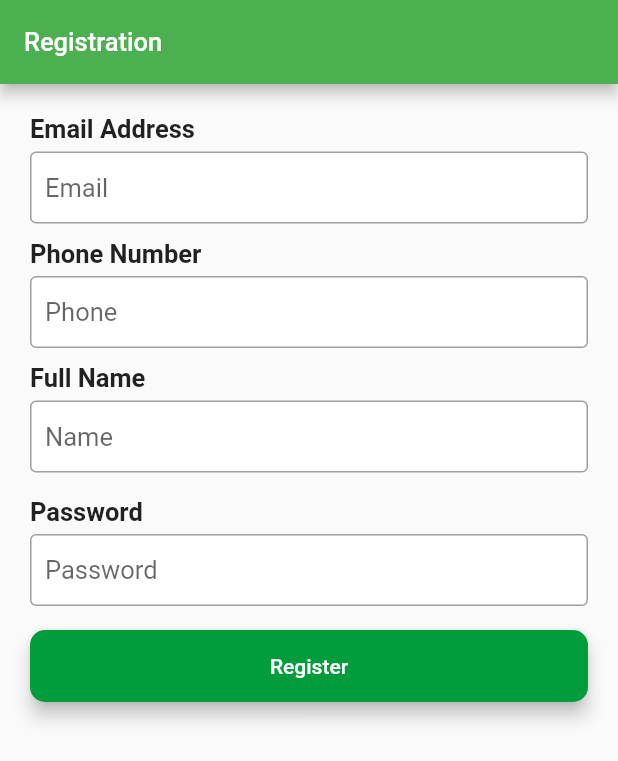
After one commit to cjndubisi/sellit-mobile, a Flutter app: the RegisterForm screen opened directly, on a phone screen of 412 x 824 dp. The commit adds this screen. Shown: the top 761 px of the screen. Run offline on Flutter 3.47's test engine with Material 2 defaults, Android fonts, the light colour scheme and no system bars; our stand-ins replace bloc, equatable, firebase_auth, firebase_core, flutter_bloc, fluttertoast and 4 more; missing offline and left inert: flutter_facebook_login; accounts and stored records are empty.

Commit message:
Feature Register

```diff
--- a/lib/authentication/authentication_bloc/authentication_event.dart
+++ b/lib/authentication/authentication_bloc/authentication_event.dart
@@ -21,3 +21,12 @@ class LoginWithEmailPasswordPressed extends AuthenticationEvent {
   final String email;
   final String password;
 }
+
+class SubmitRegistrationPressed extends AuthenticationEvent {
+  SubmitRegistrationPressed({this.email, this.fullname, this.phonenumber, this.password});
+
+  final String email;
+  final String fullname;
+  final String phonenumber;
+  final String password;
+}
--- a/lib/authentication/authentication_screen.dart
+++ b/lib/authentication/authentication_screen.dart
@@ -1,13 +1,16 @@
 import 'package:flutter/material.dart';
+import 'package:flutter_starterkit_firebase/authentication/register/register_screen.dart';
 import 'package:flutter_starterkit_firebase/core/auth_service.dart';
 
 import 'login/login_screen.dart';
 
 @immutable
 class AuthenticationScreen extends StatelessWidget {
-  const AuthenticationScreen({Key key, @required AuthService service})
-      : assert(service != null),
-        _authService = service,
+  const AuthenticationScreen({
+    Key key,
+    @required AuthService authService,
+  })  : assert(authService != null),
+        _authService = authService,
         super(key: key);
 
   final AuthService _authService;
@@ -15,9 +18,10 @@ class AuthenticationScreen extends StatelessWidget {
   @override
   Widget build(BuildContext context) {
     return MaterialApp(
-      routes: {
+      routes: <String, Widget Function(BuildContext)>{
         '/': (_) => LoginScreen(service: _authService),
         '/login': (_) => LoginScreen(service: _authService),
+        '/register': (_) => RegisterScreen(service: _authService),
       },
       initialRoute: '/',
     );
--- a/lib/authentication/login/login_form.dart
+++ b/lib/authentication/login/login_form.dart
@@ -112,7 +112,7 @@ class _LoginFormState extends State<LoginForm> {
                   ),
                 ),
                 fabSize,
-                Center(
+                const Center(
                   child: Text(
                     'Or',
                     style: style,
--- a/lib/authentication/onboarding/onboarding_screen.dart
+++ b/lib/authentication/onboarding/onboarding_screen.dart
@@ -1,6 +1,7 @@
 import 'package:flutter/material.dart';
 import 'package:flutter_starterkit_firebase/utils/repository.dart';
 import 'package:introduction_screen/introduction_screen.dart';
+import 'package:shared_preferences/shared_preferences.dart';
 
 class WelcomeActivity extends StatelessWidget {
   @override
--- /dev/null
+++ b/lib/authentication/register/register_form.dart
@@ -0,0 +1,173 @@
+import 'package:flutter/material.dart';
+import 'package:flutter_bloc/flutter_bloc.dart';
+import 'package:flutter_starterkit_firebase/authentication/authentication_bloc/authentication_bloc.dart';
+import 'package:flutter_starterkit_firebase/utils/resources.dart';
+
+class RegisterForm extends StatefulWidget {
+  @override
+  _RegisterForm createState() => _RegisterForm();
+}
+
+class _RegisterForm extends State<RegisterForm> {
+  AuthenticationBloc _registerBLoc;
+
+  @override
+  void initState() {
+    super.initState();
+    _registerBLoc = BlocProvider.of<AuthenticationBloc>(context);
+  }
+
+  final GlobalKey<FormState> _formKey = GlobalKey<FormState>();
+
+  String _email;
+
+  String _phoneno;
+
+  String _fullName;
+
+  String _password;
+
+  @override
+  Widget build(BuildContext context) {
+    final TextFormField emailText = TextFormField(
+      onSaved: (String value) => _email = value.trim(),
+      keyboardType: TextInputType.text,
+      decoration: const InputDecoration(
+        fillColor: colorWhite,
+        filled: true,
+        contentPadding: mediumSpacing,
+        hintStyle: style,
+        hintText: 'Email',
+        enabledBorder: OutlineInputBorder(borderSide: BorderSide(color: colorGrey)),
+        focusedBorder: OutlineInputBorder(borderSide: BorderSide(color: colorGrey)),
+      ),
+      maxLines: 1,
+      validator: (String value) => value.isEmpty ? 'Email can\'t be empty' : null,
+    );
+    final TextFormField phoneText = TextFormField(
+      keyboardType: TextInputType.phone,
+      decoration: const InputDecoration(
+        fillColor: colorWhite,
+        filled: true,
+        counterText: '',
+        contentPadding: mediumSpacing,
+        hintStyle: style,
+        hintText: 'Phone',
+        enabledBorder: OutlineInputBorder(borderSide: BorderSide(color: colorGrey)),
+        focusedBorder: OutlineInputBorder(borderSide: BorderSide(color: colorGrey)),
+      ),
+      maxLines: 1,
+      maxLength: 11,
+      onSaved: (String value) => _phoneno = value.trim(),
+      validator: (String value) => value.isEmpty ? 'Phone can\'t be empty' : null,
+    );
+    final TextFormField fullNameText = TextFormField(
+      onSaved: (String value) => _fullName = value.trim(),
+      keyboardType: TextInputType.text,
+      decoration: const InputDecoration(
+        fillColor: colorWhite,
+        filled: true,
+        counterText: '',
+        contentPadding: mediumSpacing,
+        hintStyle: style,
+        hintText: 'Name',
+        enabledBorder: OutlineInputBorder(borderSide: BorderSide(color: colorGrey)),
+        focusedBorder: OutlineInputBorder(borderSide: BorderSide(color: colorGrey)),
+      ),
+      maxLines: 1,
+      validator: (String value) => value.isEmpty ? 'Name can\'t be empty' : null,
+    );
+    final TextFormField passwordText = TextFormField(
+      onSaved: (String value) => _password = value.trim(),
+      keyboardType: TextInputType.number,
+      decoration: const InputDecoration(
+        fillColor: colorWhite,
+        filled: true,
+        contentPadding: mediumSpacing,
+        hintStyle: style,
+        hintText: 'Password',
+        enabledBorder: OutlineInputBorder(borderSide: BorderSide(color: colorGrey)),
+        focusedBorder: OutlineInputBorder(borderSide: BorderSide(color: colorGrey)),
+      ),
+      maxLines: 1,
+      obscureText: true,
+      validator: (String value) => value.isEmpty ? 'Password can\'t be empty' : null,
+    );
+    final Material registerBtn = Material(
+      elevation: 5.0,
+      borderRadius: BorderRadius.circular(10.0),
+      color: colorPrimary,
+      child: MaterialButton(
+        minWidth: MediaQuery.of(context).size.width,
+        onPressed: () => attemptRegister(),
+        child: Text(
+          'Register',
+          textAlign: TextAlign.center,
+          style: style.copyWith(color: Colors.white, fontSize: 14),
+        ),
+      ),
+    );
+    return Scaffold(
+      appBar: AppBar(
+        title: Text(
+          'Registration',
+          style: style.copyWith(color: colorWhite),
+        ),
+        centerTitle: false,
+      ),
+      body: SingleChildScrollView(
+        child: Container(
+          alignment: Alignment.topLeft,
+          padding: const EdgeInsets.all(20),
+          child: Form(
+            key: _formKey,
+            child: Column(
+              crossAxisAlignment: CrossAxisAlignment.start,
+              mainAxisAlignment: MainAxisAlignment.start,
+              children: <Widget>[
+                Text(
+                  'Email Address',
+                  style: style.copyWith(fontWeight: FontWeight.bold),
+                ),
+                smallSize,
+                emailText,
+                mediumSize,
+                Text(
+                  'Phone Number',
+                  style: style.copyWith(fontWeight: FontWeight.bold),
+                ),
+                smallSize,
+                phoneText,
+                mediumSize,
+                Text(
+                  'Full Name',
+                  style: style.copyWith(fontWeight: FontWeight.bold),
+                ),
+                smallSize,
+                fullNameText,
+                fabSize,
+                Text(
+                  'Password',
+                  style: style.copyWith(fontWeight: FontWeight.bold),
+                ),
+                smallSize,
+                passwordText,
+                fabSize,
+                registerBtn
+              ],
+            ),
+          ),
+        ),
+      ),
+    );
+  }
+
+  void attemptRegister() {
+    final FormState form = _formKey.currentState;
+    if (form.validate()) {
+      form.save();
+      _registerBLoc.add(
+          SubmitRegistrationPressed(email: _email, fullname: _fullName, phonenumber: _phoneno, password: _password));
+    }
+  }
+}
--- a/lib/core/auth_service.dart
+++ b/lib/core/auth_service.dart
@@ -6,6 +6,8 @@ import 'package:google_sign_in/google_sign_in.dart';
 
 import 'firebase_service.dart';
 
+import '../main.dart';
+
 class AuthService {
   AuthService({
     FirebaseAuth firebase,
@@ -13,8 +15,8 @@ class AuthService {
     GoogleSignIn google,
   }) : _auth = FirebaseService(
           firebaseAuth: firebase,
-          facebookService: facebook,
-          googleService: google,
+          facebookSignIn: facebook,
+          googleSignIn: google,
         );
 
   AuthService.fromFirebaseService(FirebaseService auth)
@@ -29,11 +31,15 @@ class AuthService {
     return await _auth.signOut();
   }
 
-  User isSignedIn() {
+  User getUser() {
     return _auth.getCurrentUser();
   }
 
-  Future<UserCredential> faceBookSignIn() async {
+  bool isSignedIn() {
+    return getUser() != null;
+  }
+
+  Future<UserCredential> facebookSignIn() async {
     try {
       final UserCredential response = await _auth.facebookSignIn();
       return response;
@@ -60,8 +66,14 @@ class AuthService {
     }
   }
 
-  Future<void> forgotPassword(String email) async {
-    await _auth.forgotPassword(email);
+  Future<UserCredential> registerUser(String email, String password, String fullName, String phoneno) async {
+    try {
+      final UserCredential user = await _auth.registerNewUser(email, password);
+      // TODO(handleRegisteredUser): Grab the returned user and send to server/save to FireStore
+      return user;
+    } on Exception catch (e) {
+      return throw CustomException(e.toString());
+    }
   }
 }
 
--- a/lib/core/firebase_service.dart
+++ b/lib/core/firebase_service.dart
@@ -3,10 +3,10 @@ import 'package:flutter_facebook_login/flutter_facebook_login.dart';
 import 'package:google_sign_in/google_sign_in.dart';
 
 class FirebaseService {
-  FirebaseService({FirebaseAuth firebaseAuth, FacebookLogin facebookService, GoogleSignIn googleService})
+  FirebaseService({FirebaseAuth firebaseAuth, FacebookLogin facebookSignIn, GoogleSignIn googleSignIn})
       : _auth = firebaseAuth ?? FirebaseAuth.instance,
-        _facebookLogin = facebookService ?? FacebookLogin(),
-        _googleSignIn = googleService ?? GoogleSignIn();
+        _facebookLogin = facebookSignIn ?? FacebookLogin(),
+        _googleSignIn = googleSignIn ?? GoogleSignIn();
 
   final FirebaseAuth _auth;
   final FacebookLogin _facebookLogin;
@@ -32,6 +32,10 @@ class FirebaseService {
     return await _auth?.signInWithEmailAndPassword(email: email, password: password);
   }
 
+  Future<UserCredential> registerNewUser(String email, String password) async {
+    return await _auth?.createUserWithEmailAndPassword(email: email, password: password);
+  }
+
   Future<UserCredential> facebookSignIn() async {
     final FacebookLoginResult result = await _facebookLogin.logIn(['email']);
     if (result?.status == FacebookLoginStatus.loggedIn) {
@@ -50,6 +54,6 @@ class FirebaseService {
   }
 
   Future<void> forgotPassword(String email) async {
-    return await _auth?.sendPasswordResetEmail(email: email);
+    return await _auth.sendPasswordResetEmail(email: email);
   }
 }
```
Also changed, not shown: lib/authentication/auth_service.dart (deleted, +0 -98 lines), lib/authentication/authentication_bloc/authentication_bloc.dart (+28 -12 lines), lib/authentication/register/register_screen.dart (added, +29 -0 lines), lib/utils/resources.dart (+0 -11 lines), pubspec.lock, 9 other files.
